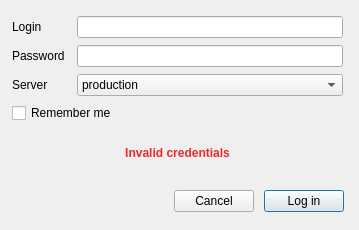
Geoalert/mapflow-qgis, file login_dialog.ui: the form before one commit.
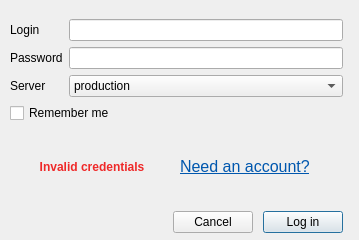
The form after the commit. Icons and pictures are not drawn. Custom widgets are drawn as their Qt base class.

Commit message:
feat(login): add "Need an account?"
Opens Mapflow's landing page.

The edit to the form file:
```diff
--- a/login_dialog.ui
+++ b/login_dialog.ui
@@ -10,7 +10,7 @@
     <x>0</x>
     <y>0</y>
     <width>359</width>
-    <height>230</height>
+    <height>240</height>
    </rect>
   </property>
   <property name="sizePolicy">
@@ -22,13 +22,13 @@
   <property name="minimumSize">
    <size>
     <width>359</width>
-    <height>230</height>
+    <height>240</height>
    </size>
   </property>
   <property name="maximumSize">
    <size>
     <width>359</width>
-    <height>230</height>
+    <height>240</height>
    </size>
   </property>
   <property name="windowTitle">
@@ -47,86 +47,20 @@
   <property name="modal">
    <bool>true</bool>
   </property>
-  <widget class="QWidget" name="layoutWidget">
+  <widget class="QWidget" name="">
    <property name="geometry">
     <rect>
-     <x>174</x>
-     <y>190</y>
-     <width>172</width>
-     <height>32</height>
+     <x>10</x>
+     <y>19</y>
+     <width>333</width>
+     <height>214</height>
     </rect>
    </property>
-   <layout class="QHBoxLayout" name="buttons" stretch="0,0">
-    <property name="spacing">
-     <number>10</number>
-    </property>
-    <property name="sizeConstraint">
-     <enum>QLayout::SetFixedSize</enum>
-    </property>
-    <property name="rightMargin">
-     <number>0</number>
-    </property>
+   <layout class="QVBoxLayout" name="verticalLayout_2">
     <item>
-     <widget class="QPushButton" name="cancelButton">
-      <property name="sizePolicy">
-       <sizepolicy hsizetype="Fixed" vsizetype="Fixed">
-        <horstretch>0</horstretch>
-        <verstretch>0</verstretch>
-       </sizepolicy>
-      </property>
-      <property name="text">
-       <string>Cancel</string>
-      </property>
-      <property name="flat">
-       <bool>false</bool>
-      </property>
-     </widget>
-    </item>
+     <layout class="QVBoxLayout" name="verticalLayout">
     <item>
-     <widget class="QPushButton" name="loginButton">
-      <property name="sizePolicy">
-       <sizepolicy hsizetype="Fixed" vsizetype="Fixed">
-        <horstretch>0</horstretch>
-        <verstretch>0</verstretch>
-       </sizepolicy>
-      </property>
-      <property name="autoFillBackground">
-       <bool>false</bool>
-      </property>
-      <property name="text">
-       <string>Log in</string>
-      </property>
-      <property name="checkable">
-       <bool>false</bool>
-      </property>
-      <property name="default">
-       <bool>true</bool>
-      </property>
-     </widget>
-    </item>
-   </layout>
-  </widget>
-  <widget class="QWidget" name="layoutWidget">
-   <property name="geometry">
-    <rect>
-     <x>12</x>
-     <y>16</y>
-     <width>331</width>
-     <height>167</height>
-    </rect>
-   </property>
-   <layout class="QGridLayout" name="gridLayout">
-    <property name="spacing">
-     <number>0</number>
-    </property>
-    <item row="0" column="0">
      <layout class="QFormLayout" name="formLayout">
-      <property name="horizontalSpacing">
-       <number>12</number>
-      </property>
-      <property name="verticalSpacing">
-       <number>7</number>
-      </property>
       <item row="0" column="0">
        <widget class="QLabel" name="loginLabel">
         <property name="text">
@@ -194,7 +128,9 @@
       </item>
      </layout>
     </item>
-    <item row="1" column="0">
+      <item>
+       <layout class="QHBoxLayout" name="layoutInfo">
+        <item>
      <widget class="QLabel" name="invalidCredentialsMessage">
       <property name="font">
        <font>
@@ -227,6 +163,100 @@
        <set>Qt::AlignCenter</set>
       </property>
      </widget>
+        </item>
+        <item>
+         <widget class="QLabel" name="needAnAccount">
+          <property name="font">
+           <font>
+            <pointsize>12</pointsize>
+            <kerning>true</kerning>
+           </font>
+          </property>
+          <property name="text">
+           <string>&lt;html&gt;&lt;head/&gt;&lt;body&gt;&lt;p&gt;&lt;a href=&quot;https://mapflow.ai&quot;&gt;&lt;span style=&quot; text-decoration: underline; color:#0057ae;&quot;&gt;Need an account?&lt;/span&gt;&lt;/a&gt;&lt;/p&gt;&lt;/body&gt;&lt;/html&gt;</string>
+          </property>
+          <property name="textFormat">
+           <enum>Qt::AutoText</enum>
+          </property>
+          <property name="wordWrap">
+           <bool>true</bool>
+          </property>
+          <property name="openExternalLinks">
+           <bool>true</bool>
+          </property>
+         </widget>
+        </item>
+       </layout>
+      </item>
+     </layout>
+    </item>
+    <item>
+     <layout class="QHBoxLayout" name="layoutButtons">
+      <item>
+       <spacer name="horizontalSpacer">
+        <property name="orientation">
+         <enum>Qt::Horizontal</enum>
+        </property>
+        <property name="sizeHint" stdset="0">
+         <size>
+          <width>40</width>
+          <height>20</height>
+         </size>
+        </property>
+       </spacer>
+      </item>
+      <item>
+       <layout class="QHBoxLayout" name="buttons" stretch="0,0">
+        <property name="spacing">
+         <number>10</number>
+        </property>
+        <property name="sizeConstraint">
+         <enum>QLayout::SetFixedSize</enum>
+        </property>
+        <property name="rightMargin">
+         <number>0</number>
+        </property>
+        <item>
+         <widget class="QPushButton" name="cancelButton">
+          <property name="sizePolicy">
+           <sizepolicy hsizetype="Fixed" vsizetype="Fixed">
+            <horstretch>0</horstretch>
+            <verstretch>0</verstretch>
+           </sizepolicy>
+          </property>
+          <property name="text">
+           <string>Cancel</string>
+          </property>
+          <property name="flat">
+           <bool>false</bool>
+          </property>
+         </widget>
+        </item>
+        <item>
+         <widget class="QPushButton" name="loginButton">
+          <property name="sizePolicy">
+           <sizepolicy hsizetype="Fixed" vsizetype="Fixed">
+            <horstretch>0</horstretch>
+            <verstretch>0</verstretch>
+           </sizepolicy>
+          </property>
+          <property name="autoFillBackground">
+           <bool>false</bool>
+          </property>
+          <property name="text">
+           <string>Log in</string>
+          </property>
+          <property name="checkable">
+           <bool>false</bool>
+          </property>
+          <property name="default">
+           <bool>true</bool>
+          </property>
+         </widget>
+        </item>
+       </layout>
+      </item>
+     </layout>
     </item>
    </layout>
   </widget>
```
